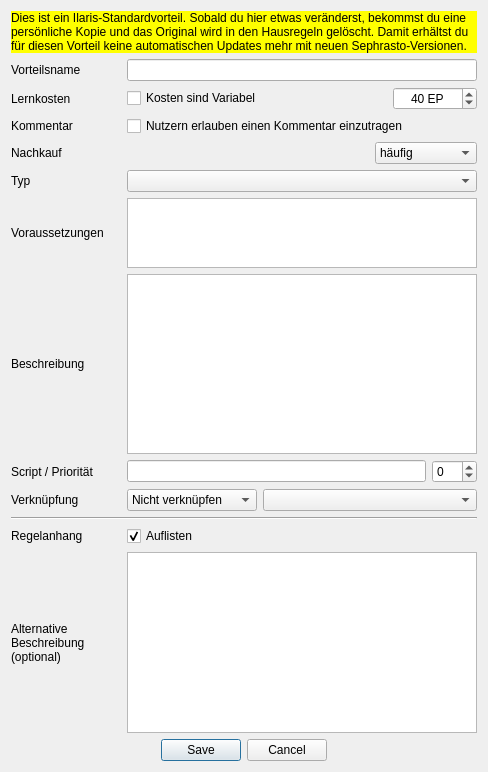
This is designer/DatenbankEditVorteil.ui in Aeolitus/Sephrasto as Qt 5 draws it before an edit. The edited form follows.
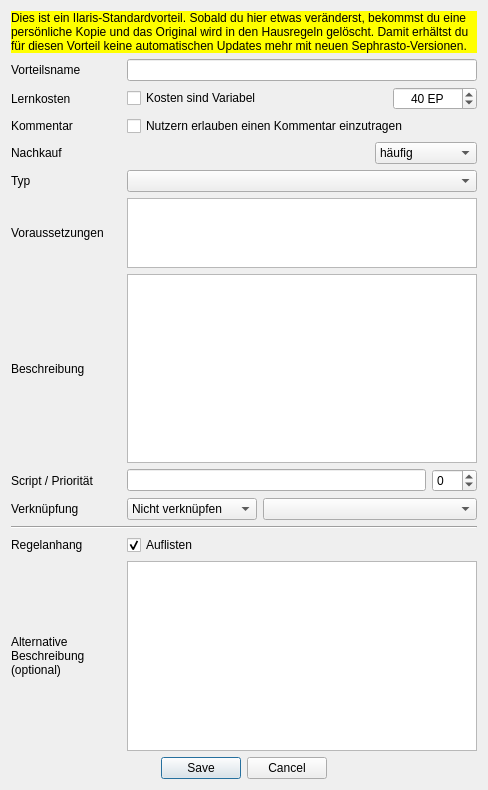
This is the edited form.

Patch:
```diff
--- a/designer/DatenbankEditVorteil.ui
+++ b/designer/DatenbankEditVorteil.ui
@@ -10,7 +10,7 @@
     <x>0</x>
     <y>0</y>
     <width>488</width>
-    <height>772</height>
+    <height>790</height>
    </rect>
   </property>
   <property name="windowTitle">
```
Left out of the diff: 2 changed lines with no effect on the pictures.
